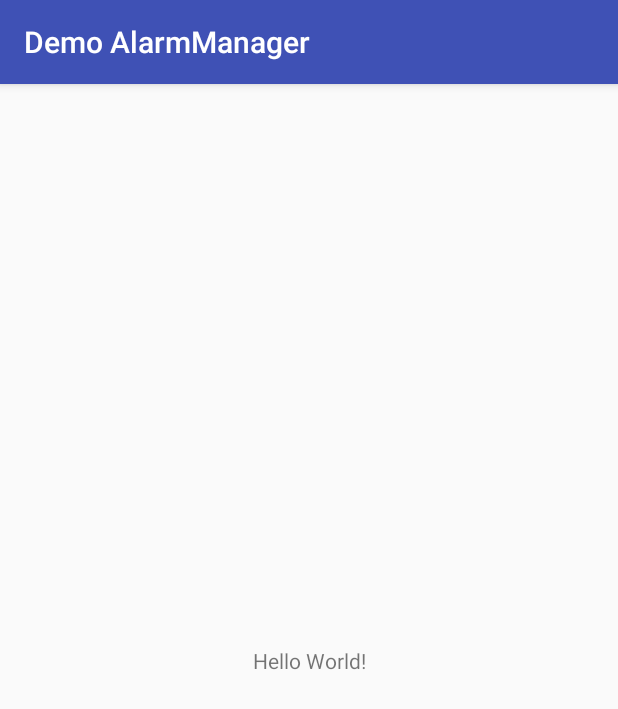
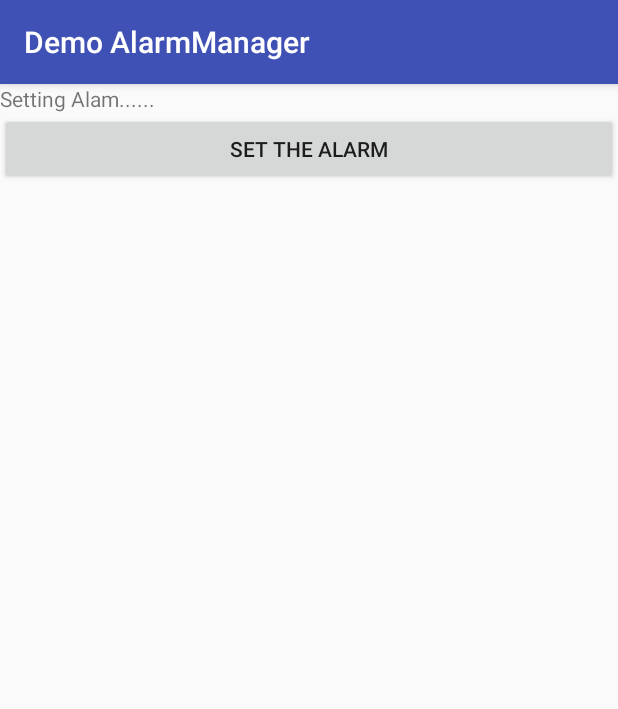
Before and after one commit to alice96hc/DemoAlarmManager, an Android app: the screen it shows after launch (MainActivity), on a phone screen of 412 x 824 dp. Shown: the top 709 px of the screen. Run offline under Robolectric (Android 15) with nearby library versions, the phone set to English and light mode, and no system bars.

```diff
--- a/app/src/main/AndroidManifest.xml
+++ b/app/src/main/AndroidManifest.xml
@@ -16,6 +16,7 @@
                 <category android:name="android.intent.category.LAUNCHER" />
             </intent-filter>
         </activity>
+        <activity android:name=".AlarmReceiverActivity"></activity>
     </application>
 
 </manifest>
--- a/app/src/main/java/sg/edu/rp/c347/demoalarmmanager/MainActivity.java
+++ b/app/src/main/java/sg/edu/rp/c347/demoalarmmanager/MainActivity.java
@@ -1,13 +1,46 @@
 package sg.edu.rp.c347.demoalarmmanager;
 
+import android.app.Activity;
+import android.app.AlarmManager;
+import android.app.PendingIntent;
+import android.content.Intent;
+import android.icu.util.Calendar;
+import android.os.Build;
+import android.support.annotation.RequiresApi;
 import android.support.v7.app.AppCompatActivity;
 import android.os.Bundle;
+import android.view.View;
+import android.widget.Button;
 
 public class MainActivity extends AppCompatActivity {
+    Button btnSetAlarm;
+    AlarmManager am;
 
     @Override
     protected void onCreate(Bundle savedInstanceState) {
         super.onCreate(savedInstanceState);
         setContentView(R.layout.activity_main);
+
+        btnSetAlarm = (Button) findViewById(R.id.btnAlarm);
+
+        btnSetAlarm.setOnClickListener(new View.OnClickListener() {
+            @RequiresApi(api = Build.VERSION_CODES.N)
+            @Override
+            public void onClick(View v) {
+                Calendar cal = Calendar.getInstance();
+                cal.add(Calendar.SECOND, 5);
+
+                //Create a new PendingIntent and add it to the AlarmManager
+                Intent intent = new Intent(MainActivity.this, AlarmReceiverActivity.class);
+                int reqCode = 12345;
+                PendingIntent pendingIntent = PendingIntent.getActivity(MainActivity.this, reqCode, intent, PendingIntent.FLAG_CANCEL_CURRENT);
+
+                //get AlarmManager instance
+                am = (AlarmManager) getSystemService(Activity.ALARM_SERVICE);
+
+                //set the alarm
+                am.set(AlarmManager.RTC_WAKEUP, cal.getTimeInMillis(), pendingIntent);
+            }
+        });
     }
 }
--- a/app/src/main/res/layout/activity_main.xml
+++ b/app/src/main/res/layout/activity_main.xml
@@ -1,18 +1,21 @@
 <?xml version="1.0" encoding="utf-8"?>
-<android.support.constraint.ConstraintLayout xmlns:android="http://schemas.android.com/apk/res/android"
+<LinearLayout xmlns:android="http://schemas.android.com/apk/res/android"
     xmlns:app="http://schemas.android.com/apk/res-auto"
     xmlns:tools="http://schemas.android.com/tools"
+    android:orientation="vertical"
     android:layout_width="match_parent"
     android:layout_height="match_parent"
     tools:context="sg.edu.rp.c347.demoalarmmanager.MainActivity">
 
     <TextView
-        android:layout_width="wrap_content"
+        android:id="@+id/textView"
+        android:layout_width="match_parent"
         android:layout_height="wrap_content"
-        android:text="Hello World!"
-        app:layout_constraintBottom_toBottomOf="parent"
-        app:layout_constraintLeft_toLeftOf="parent"
-        app:layout_constraintRight_toRightOf="parent"
-        app:layout_constraintTop_toTopOf="parent" />
+        android:text="Setting Alam......" />
 
-</android.support.constraint.ConstraintLayout>
+    <Button
+        android:id="@+id/btnAlarm"
+        android:layout_width="match_parent"
+        android:layout_height="wrap_content"
+        android:text="Set the alarm" />
+</LinearLayout>
```
Also changed, not shown: app/src/main/java/sg/edu/rp/c347/demoalarmmanager/AlarmReceiverActivity.java (added, +13 -0 lines), app/src/main/res/layout/activity_alarm_receiver.xml (added, +15 -0 lines).
